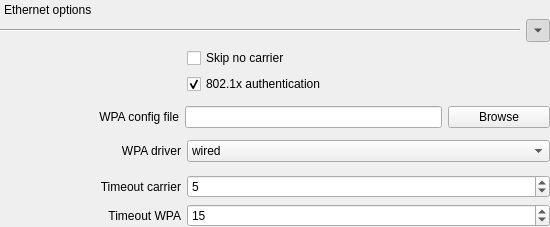
Before: the Qt Designer form sources/gui/src/ethernetwidget.ui in arcan1s/netctl-gui, drawn with Qt 5.
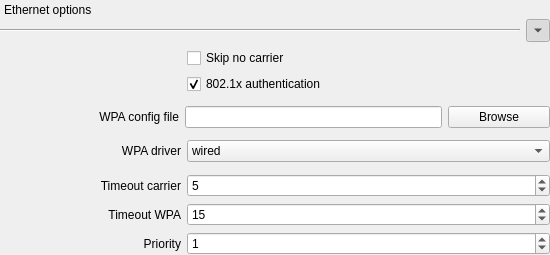
After: the same form once the commit is applied.

Diff of the .ui file:
```diff
--- a/sources/gui/src/ethernetwidget.ui
+++ b/sources/gui/src/ethernetwidget.ui
@@ -7,7 +7,7 @@
     <x>0</x>
     <y>0</y>
     <width>550</width>
-    <height>227</height>
+    <height>255</height>
    </rect>
   </property>
   <layout class="QVBoxLayout" name="verticalLayout">
@@ -301,6 +301,45 @@
             </item>
            </layout>
           </item>
+          <item>
+           <layout class="QHBoxLayout" name="layout_priority">
+            <item>
+             <widget class="QLabel" name="label_priority">
+              <property name="sizePolicy">
+               <sizepolicy hsizetype="Preferred" vsizetype="Preferred">
+                <horstretch>1</horstretch>
+                <verstretch>0</verstretch>
+               </sizepolicy>
+              </property>
+              <property name="text">
+               <string>Priority</string>
+              </property>
+              <property name="alignment">
+               <set>Qt::AlignRight|Qt::AlignTrailing|Qt::AlignVCenter</set>
+              </property>
+             </widget>
+            </item>
+            <item>
+             <widget class="QSpinBox" name="spinBox_priority">
+              <property name="sizePolicy">
+               <sizepolicy hsizetype="Minimum" vsizetype="Fixed">
+                <horstretch>2</horstretch>
+                <verstretch>0</verstretch>
+               </sizepolicy>
+              </property>
+              <property name="toolTip">
+               <string>Priority level of the profile. In case of automatic profile selection, profiles are tried in decreasing order of priority</string>
+              </property>
+              <property name="maximum">
+               <number>999</number>
+              </property>
+              <property name="value">
+               <number>1</number>
+              </property>
+             </widget>
+            </item>
+           </layout>
+          </item>
          </layout>
         </widget>
        </item>
```
